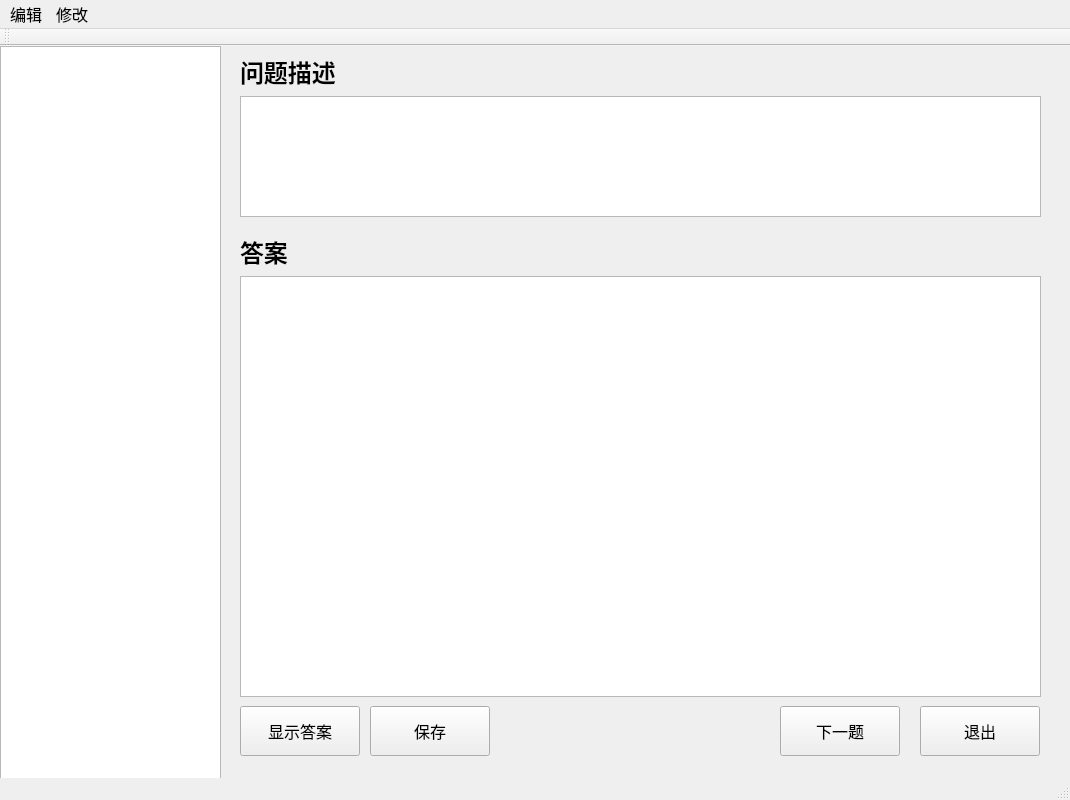
Above: mainwindow.ui from huital/qt-read_notes before the change. Below: the same form after it.
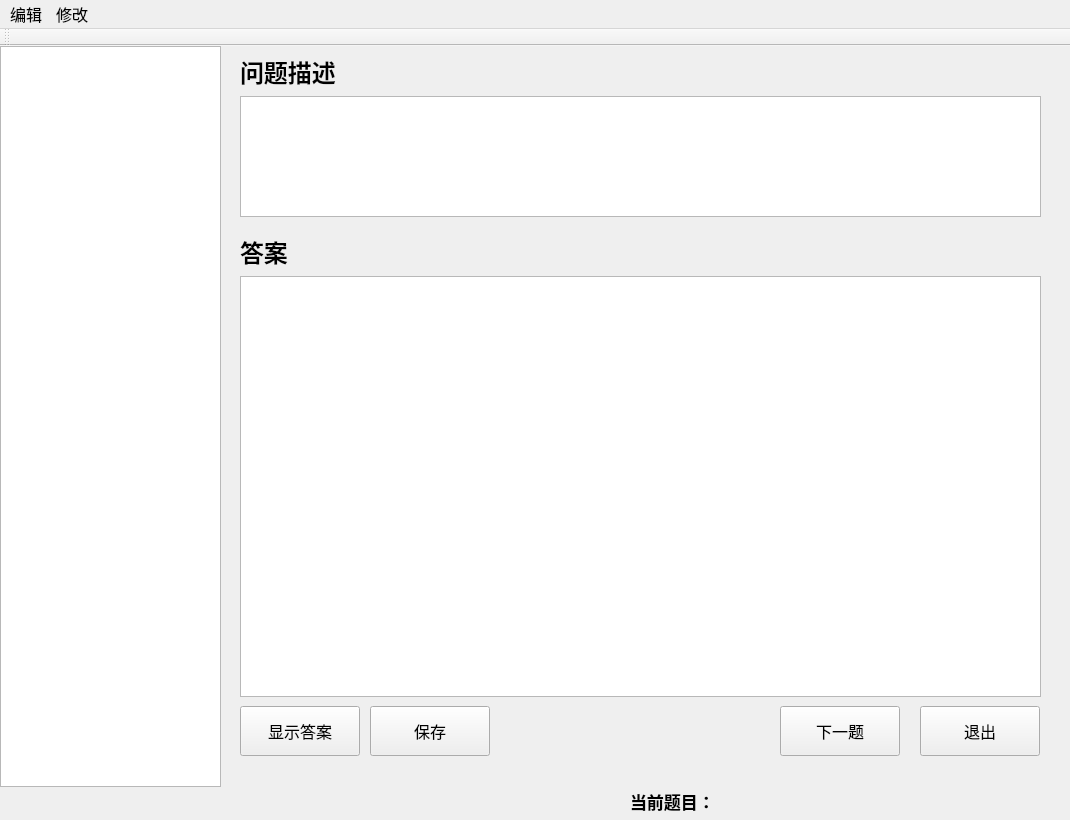
That is the form after the change.

Commit message: 1、增加保存的快捷键 2、增加删除的功能（bug） 3、增加已有问题的重命名 4、增加状态栏显示当前题目 5、对于新建问题，显示区域应当跳转到空白 6、修改删除已经显示文件后点击显示答案异常退出bug 7、当答案显示框内容为空时，点击保存后会弹出提示对话框。

Diff of the .ui file:
```diff
--- a/mainwindow.ui
+++ b/mainwindow.ui
@@ -7,7 +7,7 @@
     <x>0</x>
     <y>0</y>
     <width>1070</width>
-    <height>800</height>
+    <height>820</height>
    </rect>
   </property>
   <property name="windowTitle">
@@ -180,6 +180,26 @@
      <string>保存</string>
     </property>
    </widget>
+   <widget class="QLabel" name="labelStatus">
+    <property name="geometry">
+     <rect>
+      <x>630</x>
+      <y>740</y>
+      <width>431</width>
+      <height>31</height>
+     </rect>
+    </property>
+    <property name="font">
+     <font>
+      <pointsize>13</pointsize>
+      <weight>75</weight>
+      <bold>true</bold>
+     </font>
+    </property>
+    <property name="text">
+     <string>当前题目：</string>
+    </property>
+   </widget>
   </widget>
   <widget class="QMenuBar" name="menuBar">
    <property name="geometry">
@@ -221,7 +241,6 @@
     <bool>false</bool>
    </attribute>
   </widget>
-  <widget class="QStatusBar" name="statusBar"/>
   <action name="action">
    <property name="text">
     <string>新建</string>
```
Left out of the diff: 20 changed lines with no effect on the pictures. The commit also changes 3 other files.
